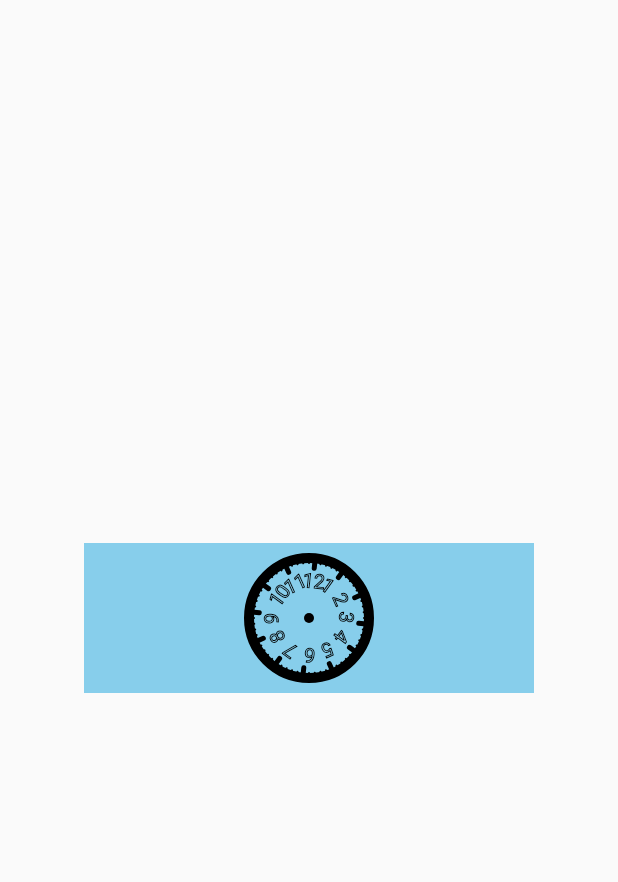
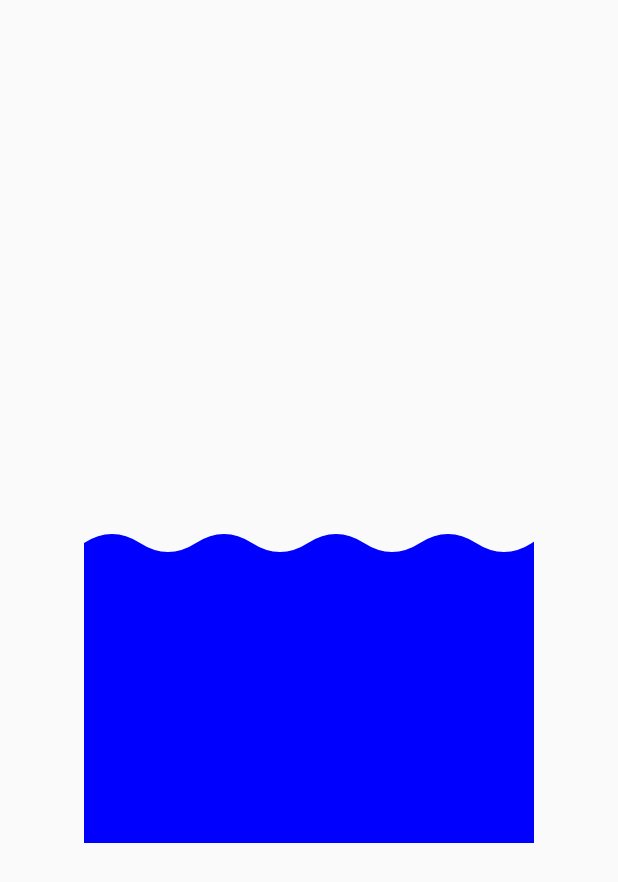
Before and after one commit to XBean1024/RulerView, an Android app: the screen it shows after launch (WatchActivity before the commit, WaterActivity after it), on a phone screen of 412 x 824 dp. Shown: the top 882 px of the screen. Run offline under Robolectric (Android 15) with nearby library versions, the phone set to English and light mode, and no system bars.

Commit message:
add 水波

```diff
--- a/app/src/main/AndroidManifest.xml
+++ b/app/src/main/AndroidManifest.xml
@@ -15,6 +15,11 @@
         <activity android:name=".ScaleViewActivity">
         </activity>
         <activity android:name=".WatchActivity">
+
+        </activity>
+        <activity
+            android:name=".WaterActivity"
+            android:configChanges="keyboardHidden|orientation|screenSize">
             <intent-filter>
                 <action android:name="android.intent.action.MAIN"/>
 
--- a/app/src/main/java/com/smart/bean/rulerview/BaseView.java
+++ b/app/src/main/java/com/smart/bean/rulerview/BaseView.java
@@ -1,6 +1,7 @@
 package com.smart.bean.rulerview;
 
 import android.content.Context;
+import android.graphics.Paint;
 import android.support.annotation.Nullable;
 import android.util.AttributeSet;
 import android.view.View;
@@ -15,6 +16,9 @@ import android.view.View;
 
 public class BaseView extends View {
     public final String TAG = this.getClass().getSimpleName();
+    protected Paint mPaint;
+    protected int mViewWidth;
+    protected int mViewHeight;
     public BaseView(Context context) {
         super(context);
     }
@@ -22,6 +26,14 @@ public class BaseView extends View {
     public BaseView(Context context, @Nullable AttributeSet attrs) {
         super(context, attrs);
     }
+
+    @Override
+    protected void onMeasure(int widthMeasureSpec, int heightMeasureSpec) {
+        super.onMeasure(widthMeasureSpec, heightMeasureSpec);
+        mViewWidth = measureWidth(widthMeasureSpec);//得到view的宽度
+        mViewHeight = measureHeight(heightMeasureSpec);//view 的高度
+    }
+
     protected int measureHeight(int measureSpec) {
         int result = 0;
         int mode = MeasureSpec.getMode(measureSpec);
--- a/app/src/main/java/com/smart/bean/rulerview/WatchActivity.java
+++ b/app/src/main/java/com/smart/bean/rulerview/WatchActivity.java
@@ -2,6 +2,7 @@ package com.smart.bean.rulerview;
 
 import android.app.Activity;
 import android.os.Bundle;
+import android.view.View;
 
 public class WatchActivity extends Activity {
 
@@ -9,5 +10,10 @@ public class WatchActivity extends Activity {
     protected void onCreate(Bundle savedInstanceState) {
         super.onCreate(savedInstanceState);
         setContentView(R.layout.activity_watch);
+        Util.setStatusBarColor(this,Util.getColor(R.color.cyan));
+    }
+
+    public void skip(View view) {
+
     }
 }
--- /dev/null
+++ b/app/src/main/java/com/smart/bean/rulerview/WaterActivity.java
@@ -0,0 +1,18 @@
+package com.smart.bean.rulerview;
+
+import android.app.Activity;
+import android.os.Bundle;
+
+public class WaterActivity extends Activity {
+
+    private WaterView mWaterView;
+    @Override
+    protected void onCreate(Bundle savedInstanceState) {
+        super.onCreate(savedInstanceState);
+        setContentView(R.layout.activity_water);
+//        mWaterView = findViewById(R.id.water);
+//        mWaterView.setOnClickListener(mWaterView);
+    }
+
+
+}
--- /dev/null
+++ b/app/src/main/java/com/smart/bean/rulerview/WaterView.java
@@ -0,0 +1,106 @@
+package com.smart.bean.rulerview;
+
+import android.animation.ValueAnimator;
+import android.content.Context;
+import android.graphics.Canvas;
+import android.graphics.Paint;
+import android.graphics.Path;
+import android.support.annotation.Nullable;
+import android.util.AttributeSet;
+import android.util.Log;
+import android.view.View;
+import android.view.animation.LinearInterpolator;
+
+/**
+ * auther   : bean
+ * on       : 2017/11/15
+ * QQ       : 596928539
+ * github   : https://github.com/Xbean1024
+ * function :
+ */
+
+public class WaterView extends BaseView implements View.OnClickListener {
+    private ValueAnimator mValueAnimator;
+    Path path = new Path();
+    private int mOffset;
+
+    public WaterView(Context context) {
+        super(context);
+        init(context, null);
+    }
+
+    private void init(Context context, AttributeSet attrs) {
+        mPaint = new Paint(Paint.ANTI_ALIAS_FLAG);
+        setOnClickListener(this);
+    }
+
+    public WaterView(Context context, @Nullable AttributeSet attrs) {
+        super(context, attrs);
+        init(context, attrs);
+    }
+
+    @Override
+    protected void onMeasure(int widthMeasureSpec, int heightMeasureSpec) {
+        super.onMeasure(widthMeasureSpec, heightMeasureSpec);
+
+    }
+
+    @Override
+    protected void onDraw(Canvas canvas) {
+        super.onDraw(canvas);
+        //        mPaint.setStyle(Paint.Style.STROKE);
+        mPaint.setColor(Util.getColor(R.color.blue));
+        //        canvas.drawRect(0, 0, mViewWidth, mViewHeight, mPaint);
+        //        mPaint.setStyle(Paint.Style.STROKE);
+        int waveShowNum = 4;//现实的波的个数
+        int waveLen = mViewWidth / waveShowNum;//波长
+        int waveLenHalf = waveLen / 2;//半波长
+
+
+        int startPosX = -waveLen;//起始波的起始点
+
+        int centerY = mViewHeight / 3;//半波长的三分之一；振动轴
+
+        int firstStartControllerX = startPosX + waveLenHalf / 2;//第一个控制点x坐标
+        int secondStartControllerX = firstStartControllerX + waveLenHalf;//第二个控制点的 x 坐标 ，由第一个平移半个波长
+
+        int controllerY = waveLenHalf / 3;//半个波长的3分之一 ；为了波形的协调
+
+        int offsetY = centerY > controllerY ? controllerY : centerY;//控制距离震动中心的长度
+
+        int upperControllerY = centerY - offsetY;//上控制点
+        int downControllerY = centerY + offsetY;//下控制点
+
+        path.reset();
+        path.moveTo(startPosX, centerY);//移动到 起始点
+
+        int firstEndPosX = startPosX + waveLenHalf;
+        int secondEndPosX = firstEndPosX + waveLenHalf;
+        int realNum = waveShowNum + 2;
+        for (int i = 0; i < realNum; i++) {
+            path.quadTo(firstStartControllerX + i * waveLen + mOffset, upperControllerY, firstEndPosX + i * waveLen + mOffset, centerY);
+            path.quadTo(secondStartControllerX + i * waveLen + mOffset, downControllerY, secondEndPosX + i * waveLen + mOffset, centerY);
+        }
+        path.lineTo(mViewWidth, mViewHeight);
+        path.lineTo(0, mViewHeight);
+        path.close();
+        canvas.drawPath(path, mPaint);
+    }
+
+    @Override
+    public void onClick(View v) {
+        mValueAnimator = ValueAnimator.ofInt(0, mViewWidth / 4);
+        mValueAnimator.setDuration(800);
+        mValueAnimator.setRepeatCount(ValueAnimator.INFINITE);
+        mValueAnimator.setInterpolator(new LinearInterpolator());
+        mValueAnimator.addUpdateListener(new ValueAnimator.AnimatorUpdateListener() {
+            @Override
+            public void onAnimationUpdate(ValueAnimator valueAnimator) {
+                mOffset = (int) valueAnimator.getAnimatedValue();
+                Log.i(TAG, "onAnimationUpdate: " + mOffset);
+                invalidate();
+            }
+        });
+        mValueAnimator.start();
+    }
+}
--- a/app/src/main/res/layout/activity_watch.xml
+++ b/app/src/main/res/layout/activity_watch.xml
@@ -6,10 +6,15 @@
     android:layout_width="match_parent"
     android:layout_height="match_parent"
     android:gravity="center"
+    android:orientation="vertical"
     tools:context="com.smart.bean.rulerview.WatchActivity">
 
     <com.smart.bean.rulerview.Watch
         android:background="@color/skyblue"
         android:layout_width="300dp"
         android:layout_height="100dp"/>
+    <Button
+        android:onClick="skip"
+        android:layout_width="200dp"
+        android:layout_height="200dp"/>
 </LinearLayout>
--- /dev/null
+++ b/app/src/main/res/layout/activity_water.xml
@@ -0,0 +1,14 @@
+<?xml version="1.0" encoding="utf-8"?>
+<LinearLayout
+    xmlns:android="http://schemas.android.com/apk/res/android"
+    xmlns:tools="http://schemas.android.com/tools"
+    android:layout_width="match_parent"
+    android:layout_height="match_parent"
+    android:gravity="center"
+    tools:context="com.smart.bean.rulerview.WaterActivity">
+
+    <com.smart.bean.rulerview.WaterView
+        android:id="@+id/water"
+        android:layout_width="300dp"
+        android:layout_height="300dp"/>
+</LinearLayout>
```
Also changed, not shown: app/src/main/java/com/smart/bean/rulerview/Util.java (+37 -3 lines).
